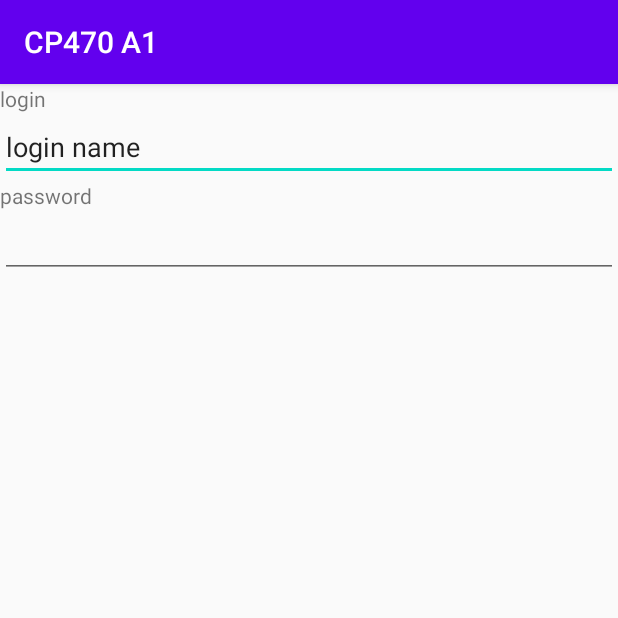
After one commit to keveniskander/Android_A1, an Android app: the LoginActivity screen opened directly, with no data from a screen before it, on a phone screen of 412 x 824 dp, the top half of it. The commit adds this screen. Run offline under Robolectric (Android 15) with nearby library versions, the phone set to English and light mode, and no system bars.

Commit message:
Version 1.0

```diff
--- a/app/src/main/AndroidManifest.xml
+++ b/app/src/main/AndroidManifest.xml
@@ -9,6 +9,7 @@
         android:roundIcon="@mipmap/ic_launcher_round"
         android:supportsRtl="true"
         android:theme="@style/AppTheme">
+        <activity android:name=".LoginActivity"></activity>
         <activity android:name=".MainActivity">
             <intent-filter>
                 <action android:name="android.intent.action.MAIN" />
--- /dev/null
+++ b/app/src/main/java/com/example/androidassignments/LoginActivity.java
@@ -0,0 +1,14 @@
+package com.example.androidassignments;
+
+import androidx.appcompat.app.AppCompatActivity;
+
+import android.os.Bundle;
+
+public class LoginActivity extends AppCompatActivity {
+
+    @Override
+    protected void onCreate(Bundle savedInstanceState) {
+        super.onCreate(savedInstanceState);
+        setContentView(R.layout.activity_login);
+    }
+}
--- /dev/null
+++ b/app/src/main/res/layout/activity_login.xml
@@ -0,0 +1,26 @@
+<?xml version="1.0" encoding="utf-8"?>
+<LinearLayout xmlns:android="http://schemas.android.com/apk/res/android"
+    android:layout_width="match_parent"
+    android:layout_height="match_parent"
+    android:orientation="vertical">
+
+    <TextView
+        android:layout_width="match_parent"
+        android:layout_height="wrap_content"
+        android:text="@string/Login"/>
+
+    <EditText
+        android:layout_width="match_parent"
+        android:layout_height="wrap_content"
+        android:text="@string/LoginName"/>
+
+    <TextView
+        android:layout_width="match_parent"
+        android:layout_height="wrap_content"
+        android:text="@string/Password"/>
+
+    <EditText
+        android:layout_width="match_parent"
+        android:layout_height="wrap_content"/>
+
+</LinearLayout>
--- a/app/src/main/res/values/strings.xml
+++ b/app/src/main/res/values/strings.xml
@@ -2,4 +2,7 @@
     <string name="app_name">CP470 A1</string>
     <string name="hello_message">Hello World!</string>
     <string name="ButtonText">I\’m a button</string>
+    <string name = "Login">login</string>
+    <string name = "LoginName">login name</string>
+    <string name="Password">password</string>
 </resources>
```
Also changed, not shown: 1 other file.
